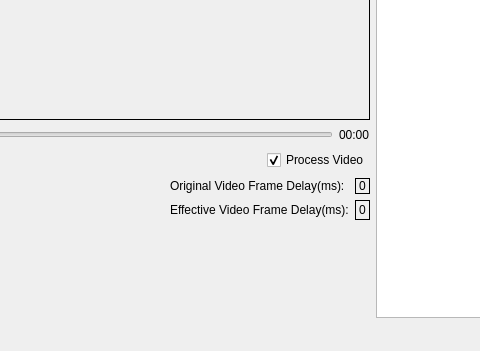
Above: mainwindow.ui from image-amazing/DriverMonitor before the change; both pictures show x 281 to 761 and y 407 to 758 of the 1408 by 758 pixel window. Below: the same form after it.
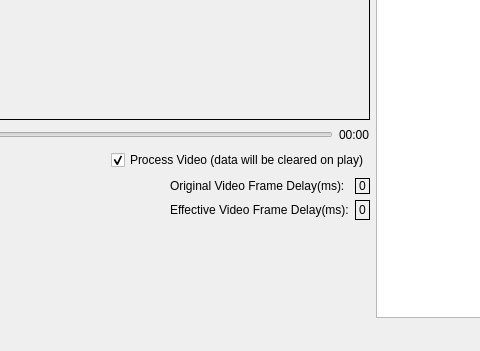
That is the form after the change. Custom widgets are drawn as their Qt base class.

Commit message:
Stored video frame version
Stored video frame into a Mat vector. Encountering memory issues due to large video file. Approx. 1 minute 720p 30fps video file was successfully loaded during testing.

The edit to the form file:
```diff
--- a/mainwindow.ui
+++ b/mainwindow.ui
@@ -103,7 +103,7 @@
         <item>
          <widget class="QCheckBox" name="ProcessVideo_checkBox">
           <property name="text">
-           <string>Process Video</string>
+           <string>Process Video (data will be cleared on play)</string>
           </property>
           <property name="checked">
            <bool>true</bool>
```
The commit also changes 4 other files.
